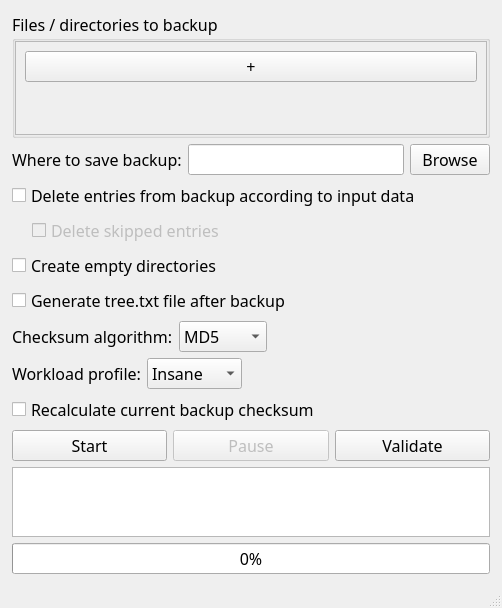
This is gui.ui in F33RNI/FloppyCat as Qt 5 draws it before an edit. The edited form follows.
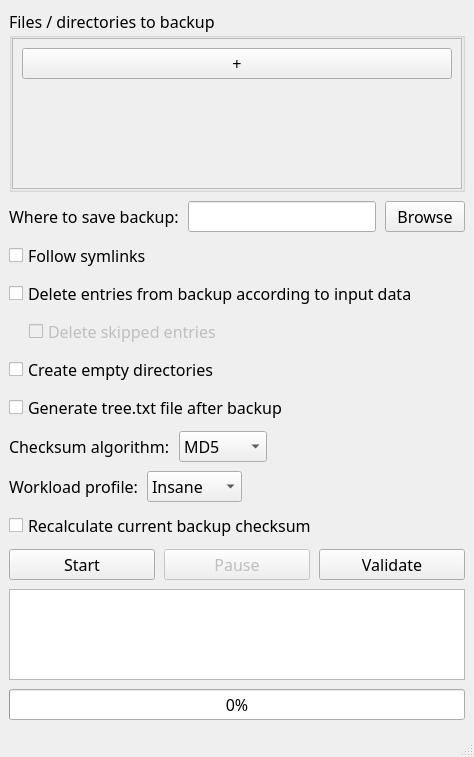
This is the edited form.

Commit message: feat: follow / ignore symlinks

The edit to the form file:
```diff
--- a/gui.ui
+++ b/gui.ui
@@ -7,8 +7,8 @@
    <rect>
     <x>0</x>
     <y>0</y>
-    <width>502</width>
-    <height>608</height>
+    <width>474</width>
+    <height>757</height>
    </rect>
   </property>
   <property name="font">
@@ -28,17 +28,20 @@
   </property>
   <widget class="QWidget" name="centralwidget">
    <layout class="QVBoxLayout" name="verticalLayout">
+    <property name="spacing">
+     <number>9</number>
+    </property>
     <property name="leftMargin">
-     <number>12</number>
+     <number>9</number>
     </property>
     <property name="topMargin">
-     <number>12</number>
+     <number>9</number>
     </property>
     <property name="rightMargin">
-     <number>12</number>
+     <number>9</number>
     </property>
     <property name="bottomMargin">
-     <number>6</number>
+     <number>9</number>
     </property>
     <item>
      <widget class="QGroupBox" name="groupBox_3">
@@ -74,8 +77,8 @@
            <rect>
             <x>0</x>
             <y>0</y>
-            <width>474</width>
-            <height>137</height>
+            <width>448</width>
+            <height>112</height>
            </rect>
           </property>
           <layout class="QVBoxLayout" name="verticalLayout_3">
@@ -140,6 +143,33 @@
       </item>
      </layout>
     </item>
+    <item>
+     <layout class="QHBoxLayout" name="horizontalLayout_8">
+      <item>
+       <widget class="QCheckBox" name="cb_follow_symlinks">
+        <property name="toolTip">
+         <string>Follow symbolic links when parsing files</string>
+        </property>
+        <property name="text">
+         <string>Follow symlinks</string>
+        </property>
+       </widget>
+      </item>
+      <item>
+       <spacer name="horizontalSpacer_9">
+        <property name="orientation">
+         <enum>Qt::Horizontal</enum>
+        </property>
+        <property name="sizeHint" stdset="0">
+         <size>
+          <width>40</width>
+          <height>20</height>
+         </size>
+        </property>
+       </spacer>
+      </item>
+     </layout>
+    </item>
     <item>
      <layout class="QHBoxLayout" name="horizontalLayout_6">
       <item>
```
The commit also changes 4 other files.
